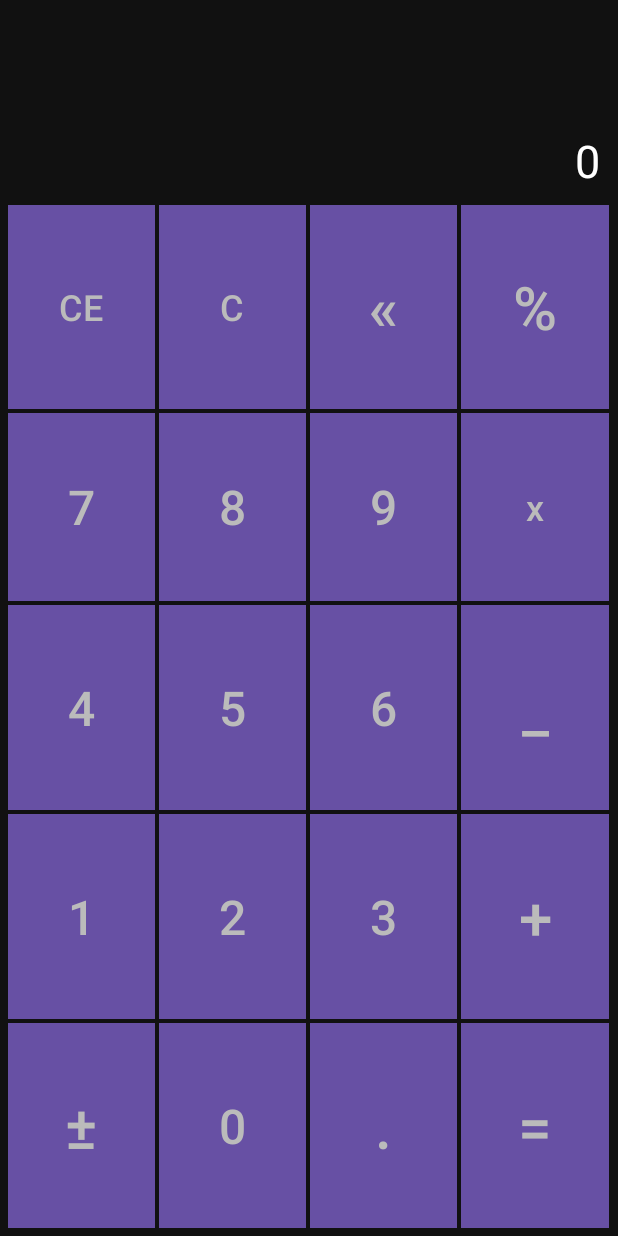
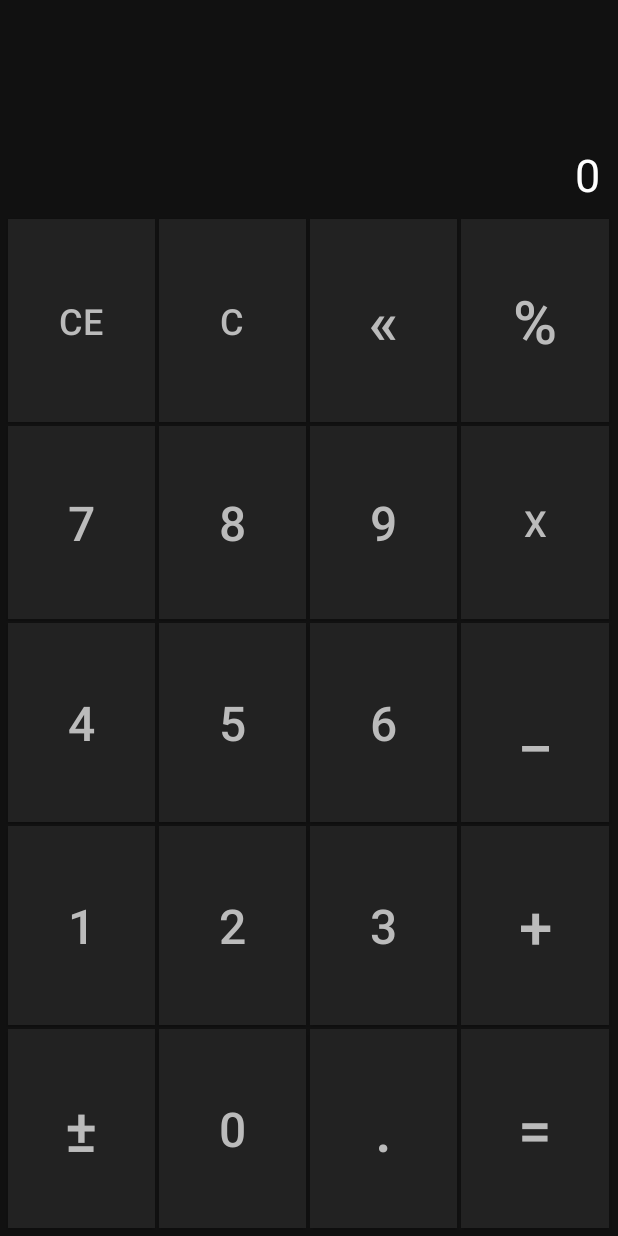
Before and after one commit to ghores/calculater-java-xml, an Android app: the screen it shows after launch (MainActivity), on a phone screen of 412 x 824 dp. Run offline under Robolectric (Android 15) with nearby library versions, the phone set to English and light mode, and no system bars.

Commit message:
change button color

```diff
--- a/app/src/main/res/values-night/themes.xml
+++ /dev/null
@@ -1,7 +0,0 @@
-<resources xmlns:tools="http://schemas.android.com/tools">
-    <!-- Base application theme. -->
-    <style name="Base.Theme.Calculater" parent="Theme.Material3.DayNight.NoActionBar">
-        <!-- Customize your dark theme here. -->
-        <!-- <item name="colorPrimary">@color/my_dark_primary</item> -->
-    </style>
-</resources>
--- a/app/src/main/res/values/themes.xml
+++ b/app/src/main/res/values/themes.xml
@@ -1,6 +1,6 @@
 <resources xmlns:tools="http://schemas.android.com/tools">
     <!-- Base application theme. -->
-    <style name="Base.Theme.Calculater" parent="Theme.Material3.DayNight.NoActionBar">
+    <style name="Base.Theme.Calculater" parent="Theme.AppCompat.DayNight.NoActionBar">
         <!-- Customize your light theme here. -->
         <!-- <item name="colorPrimary">@color/my_light_primary</item> -->
     </style>
```
